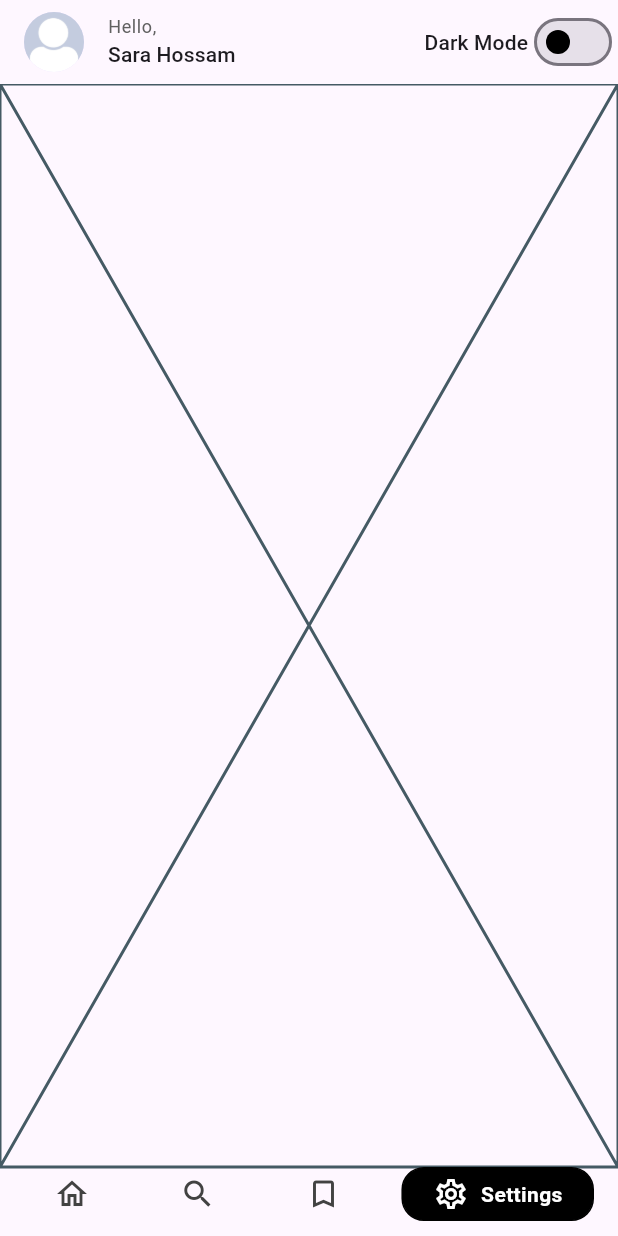
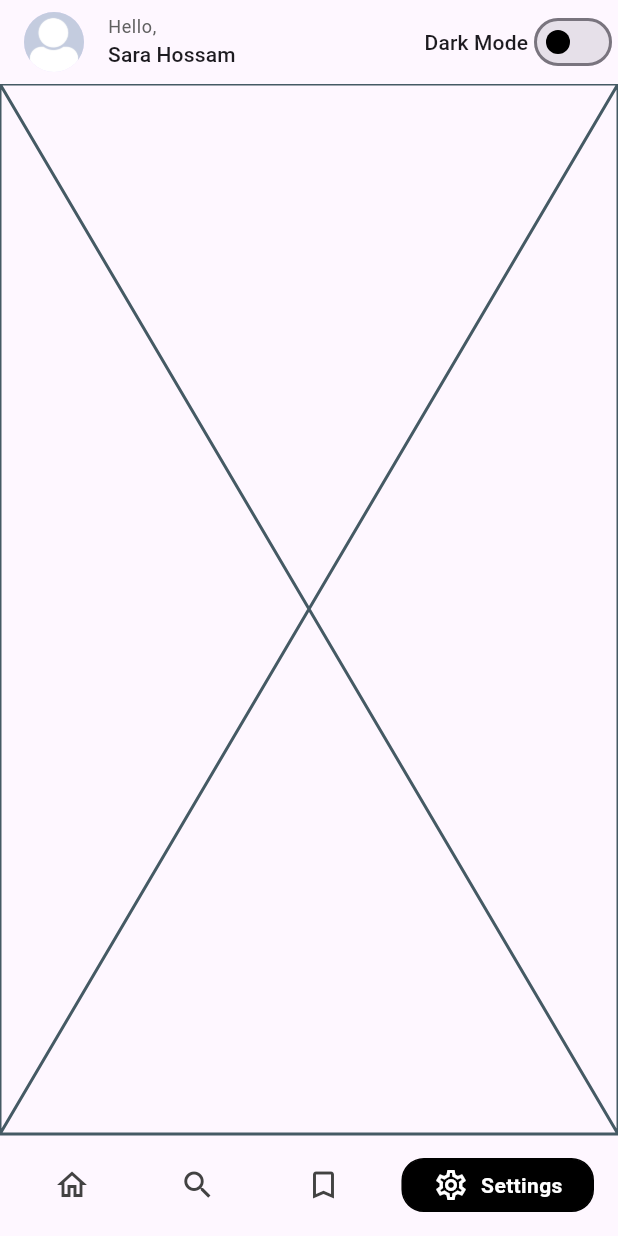
Before and after one commit to SaraHossGit/news_app, a Flutter app: the screen it shows after launch, item 4 of the bottom bar chosen, on a phone screen of 412 x 824 dp. Run offline on Flutter 3.47's test engine with Material 3 defaults, Android fonts, the phone set to English and light mode, and no system bars; drawn by our look-alikes of google_nav_bar; our stand-ins replace bloc, carousel_slider, dio, flutter_bloc; missing offline and left inert: dart:ffi; network calls fail.

Commit message:
bottom navbar padding issue

```diff
--- a/lib/layouts/home_layout.dart
+++ b/lib/layouts/home_layout.dart
@@ -86,8 +86,7 @@ class _HomeLayoutState extends State<HomeLayout> {
                   Align(
                     alignment: Alignment.bottomCenter,
                     child: Padding(
-                      padding: const EdgeInsets.only(
-                          left: 16, right: 16, bottom: 10),
+                      padding: const EdgeInsets.all(16),
                       child: customNavBar(
                           bottomNavItemsList: bottomNavCubit.bottomNavItemsList,
                           bottomNavCubit: bottomNavCubit,
--- a/lib/modules/bookmarks_screen.dart
+++ b/lib/modules/bookmarks_screen.dart
@@ -16,7 +16,7 @@ class BookmarksScreen extends StatelessWidget {
         builder: (context, state) {
           NewsCubit newsCubit = NewsCubit().get(context);
           return Padding(
-            padding: const EdgeInsets.all(16.0),
+            padding: const EdgeInsets.only(top: 16.0,left: 16.0,right: 16.0),
             child: Column(
               crossAxisAlignment: CrossAxisAlignment.start,
               children: [
--- a/lib/modules/news_screen.dart
+++ b/lib/modules/news_screen.dart
@@ -44,7 +44,7 @@ class _NewsScreenState extends State<NewsScreen> with TickerProviderStateMixin {
           return newsCubit.trendingNewsList.isEmpty
               ? const Center(child: CircularProgressIndicator())
               : Padding(
-                  padding: const EdgeInsets.all(16.0),
+                  padding: const EdgeInsets.only(top: 16.0,left: 16.0,right: 16.0),
                   child: Column(
                     children: [
                       pageTitle(title: "Hot News", onTap: () {}, context: context),
--- a/lib/shared/components/components.dart
+++ b/lib/shared/components/components.dart
@@ -172,7 +172,7 @@ Widget newsList(articlesList, {isSearching=false}) {
           context: context
         ),
         separatorBuilder: (context, index) => SizedBox(height: 10),
-        itemCount: 10);
+        itemCount: articlesList.length);
   }
   else if (!isSearching && articlesList.isEmpty){
     return Center(child: Container(child: Text("No Results Found"),));
```
